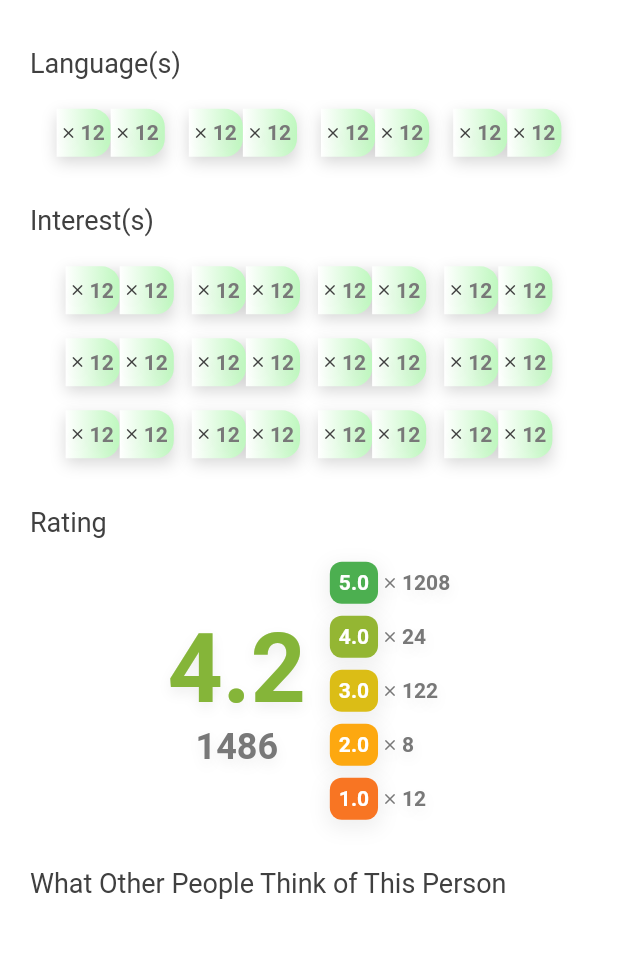
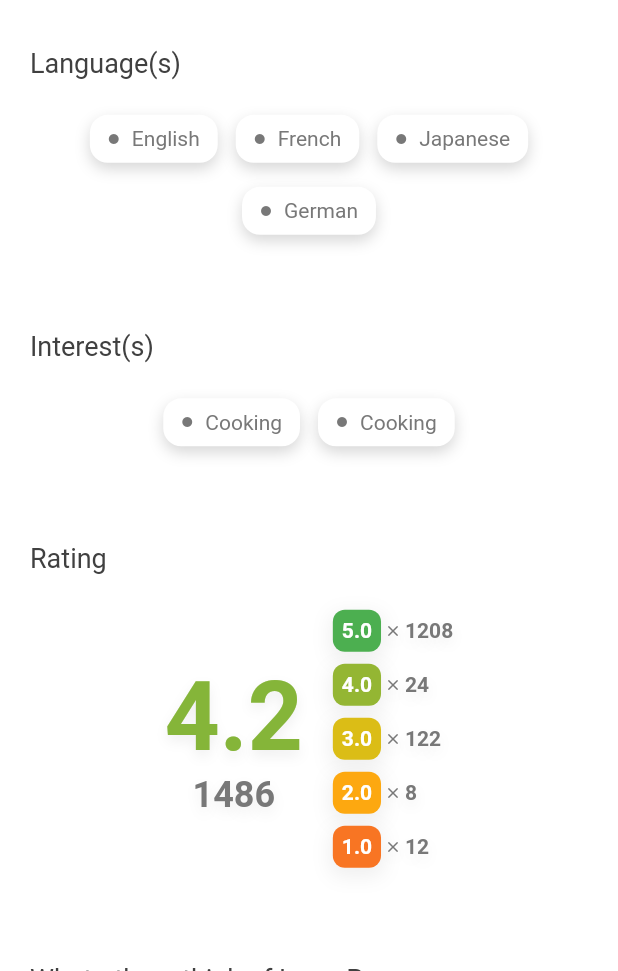
Before and after one commit to bryan-ilman-2002/polkatalk, a Flutter app: the ProfileModal widget shown alone on an empty page, opened directly, on a phone screen of 412 x 824 dp, the part 265-1236 px from its top. Run offline on Flutter 3.47's test engine with Material 2 defaults, Android fonts, the phone set to English and light mode, and no system bars; our stand-ins replace flutter_riverpod; missing offline and left inert: omni_datetime_picker; Roboto replaces fonts that are missing (Mukta).

Commit message:
profile modal improvements

```diff
--- /dev/null
+++ b/lib/enums/opinion.dart
@@ -0,0 +1,20 @@
+enum Opinion {
+  good,
+  neutral,
+  bad,
+}
+
+extension OpinionExtension on Opinion {
+  String get string {
+    switch (this) {
+      case Opinion.good:
+        return 'good';
+      case Opinion.neutral:
+        return 'neutral';
+      case Opinion.bad:
+        return 'bad';
+      default:
+        return '';
+    }
+  }
+}
--- a/lib/functions/getters/app_colors.dart
+++ b/lib/functions/getters/app_colors.dart
@@ -8,3 +8,7 @@ Color get primaryAppColor => const Color.fromRGBO(100, 180, 100, 4);
 Color get secondaryAppColor => const Color.fromRGBO(64, 160, 72, 4);
 
 Color get tenseColor => const Color.fromARGB(255, 180, 4, 4);
+
+Color get greenForRating => const Color.fromARGB(250, 190, 248, 190);
+Color get yellowForRating => const Color.fromARGB(248, 255, 215, 166);
+Color get redForRating => const Color.fromARGB(248, 255, 190, 190);
--- /dev/null
+++ b/lib/functions/getters/opinion_design.dart
@@ -0,0 +1,41 @@
+import 'package:flutter/material.dart';
+import 'package:polkatalk/functions/getters/app_colors.dart';
+
+IconData getOpinionIcon(String opinion) {
+  switch (opinion.toString().toLowerCase().trim()) {
+    case 'good':
+      return Icons.thumb_up_rounded;
+    case 'neutral':
+      return Icons.horizontal_rule_rounded;
+    case 'bad':
+      return Icons.thumb_down_rounded;
+    default:
+      return Icons.circle;
+  }
+}
+
+Color getOpinionColor(String opinion) {
+  switch (opinion.toString().toLowerCase().trim()) {
+    case 'good':
+      return Colors.green;
+    case 'neutral':
+      return Colors.amber;
+    case 'bad':
+      return Colors.red;
+    default:
+      return moderateGray;
+  }
+}
+
+Color getOpinionShadow(String opinion) {
+  switch (opinion.toString().toLowerCase().trim()) {
+    case 'good':
+      return greenForRating;
+    case 'neutral':
+      return yellowForRating;
+    case 'bad':
+      return redForRating;
+    default:
+      return moderateGray;
+  }
+}
--- a/lib/widgets/modals/profile_modal.dart
+++ b/lib/widgets/modals/profile_modal.dart
@@ -1,4 +1,5 @@
 import 'package:flutter/material.dart';
+import 'package:polkatalk/enums/opinion.dart';
 import 'package:polkatalk/functions/getters/app_colors.dart';
 import 'package:polkatalk/functions/getters/green_shadow.dart';
 import 'package:polkatalk/functions/getters/heavy_shadow.dart';
@@ -140,13 +141,14 @@ class ProfileModal extends StatelessWidget {
                           ),
                         ),
                         const SizedBox(
-                          height: 20,
+                          height: 24,
                         ),
                         const Row(
                           children: [
                             Expanded(
                               child: TagBoard(
                                 horizontalAlignment: WrapAlignment.center,
+                                horizontalSpacing: 12,
                                 prints: [
                                   'English',
                                   'French',
@@ -158,7 +160,7 @@ class ProfileModal extends StatelessWidget {
                           ],
                         ),
                         const SizedBox(
-                          height: 32,
+                          height: 64,
                         ),
                         Text(
                           'Interest(s)',
@@ -168,7 +170,7 @@ class ProfileModal extends StatelessWidget {
                           ),
                         ),
                         const SizedBox(
-                          height: 20,
+                          height: 24,
                         ),
                         const Row(
                           children: [
@@ -177,36 +179,25 @@ class ProfileModal extends StatelessWidget {
                                 horizontalAlignment: WrapAlignment.center,
                                 horizontalSpacing: 12,
                                 prints: [
-                                  'Cakap',
-                                  'Sopan',
-                                  'horny',
-                                  'Banyak Ngomong',
                                   'Cooking',
-                                  'Cakap',
-                                  'Sopan',
-                                  'horny',
-                                  'Banyak Ngomong',
                                   'Cooking',
-                                  'Hello',
-                                  'Java',
                                 ],
                               ),
                             ),
                           ],
                         ),
                         const SizedBox(
-                          height: 32,
+                          height: 64,
                         ),
                         Text(
                           'Rating',
-                          maxLines: 2,
                           style: TextStyle(
                             fontSize: 18,
                             color: heavyGray,
                           ),
                         ),
                         const SizedBox(
-                          height: 16,
+                          height: 24,
                         ),
                         Row(
                           mainAxisAlignment: MainAxisAlignment.center,
@@ -237,7 +228,7 @@ class ProfileModal extends StatelessWidget {
                               ],
                             ),
                             const SizedBox(
-                              width: 16,
+                              width: 20,
                             ),
                             Column(
                               crossAxisAlignment: CrossAxisAlignment.start,
@@ -409,24 +400,46 @@ class ProfileModal extends StatelessWidget {
                           ],
                         ),
                         const SizedBox(
-                          height: 32,
+                          height: 64,
                         ),
                         Text(
-                          'What Other People Think of This Person',
-                          maxLines: 2,
-                          textHeightBehavior: const TextHeightBehavior(
-                            applyHeightToFirstAscent: false,
-                          ),
+                          'What others think of Larry Page',
                           style: TextStyle(
-                            height: 1.2,
                             fontSize: 18,
                             color: heavyGray,
                           ),
                         ),
                         const SizedBox(
-                          height: 16,
+                          height: 24,
                         ),
-                        const TagBoard(),
+                        Row(
+                          children: [
+                            Expanded(
+                              child: TagBoard(
+                                containsOpinion: true,
+                                horizontalSpacing: 12,
+                                prints: [
+                                  [Opinion.good.string, 'cute', 24],
+                                  [Opinion.neutral.string, 'talkative', 102],
+                                  [Opinion.bad.string, 'horny', 102],
+                                ],
+                              ),
+                            ),
+                          ],
+                        ),
+                        const SizedBox(
+                          height: 64,
+                        ),
+                        Text(
+                          'Social Media Links',
+                          style: TextStyle(
+                            fontSize: 18,
+                            color: heavyGray,
+                          ),
+                        ),
+                        const SizedBox(
+                          height: 24,
+                        ),
                       ],
                     ),
                   ),
--- a/lib/widgets/tag.dart
+++ b/lib/widgets/tag.dart
@@ -3,18 +3,22 @@ import 'package:polkatalk/enums/direction.dart';
 import 'package:polkatalk/functions/getters/app_colors.dart';
 import 'package:polkatalk/functions/getters/heavy_shadow.dart';
 import 'package:polkatalk/functions/getters/light_shadow.dart';
+import 'package:polkatalk/functions/getters/opinion_design.dart';
 
 class Tag extends StatelessWidget {
-  final String print;
+  final print;
+  final bool containsOpinion;
 
   const Tag({
     super.key,
     required this.print,
+    this.containsOpinion = false,
   });
 
   @override
   Widget build(BuildContext context) {
-    return Container(
+    return containsOpinion
+        ? Container(
             decoration: BoxDecoration(
               boxShadow: [
                 heavyShadow,
@@ -27,12 +31,43 @@ class Tag extends StatelessWidget {
                 _buttonBuilder(Direction.right),
               ],
             ),
+          )
+        : Container(
+            padding: const EdgeInsets.all(8),
+            decoration: BoxDecoration(
+              color: Colors.white,
+              borderRadius: BorderRadius.circular(12),
+              boxShadow: [
+                heavyShadow,
+              ],
+            ),
+            child: Row(
+              mainAxisSize: MainAxisSize.min,
+              children: [
+                Padding(
+                  padding: const EdgeInsets.symmetric(horizontal: 4),
+                  child: Icon(
+                    Icons.circle,
+                    size: 8,
+                    color: moderateGray,
+                  ),
+                ),
+                const SizedBox(
+                  width: 4,
+                ),
+                Text(
+                  print,
+                ),
+                const SizedBox(
+                  width: 4,
+                ),
+              ],
+            ),
           );
   }
 
   Widget _buttonBuilder(Direction value) {
     bool eitherLeftOrRight() => value == Direction.left;
-    // color:  const Color.fromARGB(255, 214, 244, 215),
 
     return eitherLeftOrRight()
         ? Container(
@@ -50,23 +85,23 @@ class Tag extends StatelessWidget {
               mainAxisSize: MainAxisSize.min,
               children: [
                 const SizedBox(
-                  width: 4,
+                  width: 8,
                 ),
                 Text(
-                  String.fromCharCode(Icons.check_rounded.codePoint),
+                  String.fromCharCode(getOpinionIcon(print[0]).codePoint),
                   style: TextStyle(
                     inherit: false,
-                    color: primaryAppColor,
+                    color: getOpinionColor(print[0]),
                     fontSize: 12,
                     fontWeight: FontWeight.w800,
-                    fontFamily: Icons.check_rounded.fontFamily,
+                    fontFamily: getOpinionIcon(print[0]).fontFamily,
                   ),
                 ),
                 const SizedBox(
                   width: 4,
                 ),
                 Text(
-                  print,
+                  print[1].toString(),
                 ),
                 const SizedBox(
                   width: 2,
@@ -78,16 +113,16 @@ class Tag extends StatelessWidget {
             padding: const EdgeInsets.symmetric(
               vertical: 8,
             ),
-            decoration: const BoxDecoration(
+            decoration: BoxDecoration(
               gradient: LinearGradient(
                 begin: Alignment.centerLeft,
                 end: Alignment.centerRight,
                 colors: [
                   Colors.white,
-                  Color.fromARGB(251, 190, 248, 190),
+                  getOpinionShadow(print[0]),
                 ],
               ),
-              borderRadius: BorderRadius.only(
+              borderRadius: const BorderRadius.only(
                 topRight: Radius.circular(12),
                 bottomRight: Radius.circular(12),
               ),
@@ -98,17 +133,22 @@ class Tag extends StatelessWidget {
                 const SizedBox(
                   width: 2,
                 ),
-                Icon(
-                  Icons.close_rounded,
-                  size: 12,
+                Text(
+                  String.fromCharCode(Icons.close_rounded.codePoint),
+                  style: TextStyle(
+                    inherit: false,
                     color: heavyGray,
                     shadows: [lightShadow],
+                    fontSize: 12,
+                    fontWeight: FontWeight.w800,
+                    fontFamily: Icons.close_rounded.fontFamily,
+                  ),
                 ),
                 const SizedBox(
                   width: 2,
                 ),
                 Text(
-                  '12',
+                  print[2].toString(),
                   style: TextStyle(
                     fontWeight: FontWeight.bold,
                     shadows: [
@@ -117,71 +157,10 @@ class Tag extends StatelessWidget {
                   ),
                 ),
                 const SizedBox(
-                  width: 4,
+                  width: 8,
                 ),
               ],
             ),
           );
   }
-
-  // return Row(
-  //   mainAxisSize: MainAxisSize.min,
-  //   children: [
-  //     Container(
-  //       padding: const EdgeInsets.all(8),
-  //       decoration: BoxDecoration(
-  //         color: Colors.white,
-  //         borderRadius: BorderRadius.circular(12),
-  //         boxShadow: [
-  //           heavyShadow,
-  //         ],
-  //       ),
-  //       child: Row(
-  //         mainAxisSize: MainAxisSize.min,
-  //         children: [
-  //           Padding(
-  //             padding: const EdgeInsets.symmetric(horizontal: 4),
-  //             child: Text(
-  //               String.fromCharCode(Icons.check_rounded.codePoint),
-  //               style: TextStyle(
-  //                 inherit: false,
-  //                 color: primaryAppColor,
-  //                 fontSize: 12,
-  //                 fontWeight: FontWeight.w800,
-  //                 fontFamily: Icons.check_rounded.fontFamily,
-  //               ),
-  //             ),
-  //           ),
-  //           // const SizedBox(
-  //           //   width: 4,
-  //           // ),
-  //           Text(
-  //             print,
-  //           ),
-  //           const SizedBox(
-  //             width: 4,
-  //           ),
-  //         ],
-  //       ),
-  //     ),
-  //     Icon(
-  //       Icons.close_rounded,
-  //       size: 12,
-  //       color: moderateGray,
-  //       shadows: [lightShadow],
-  //     ),
-  //     const SizedBox(
-  //       width: 2,
-  //     ),
-  //     Text(
-  //       '12',
-  //       style: TextStyle(
-  //         fontWeight: FontWeight.bold,
-  //         shadows: [
-  //           lightShadow,
-  //         ],
-  //       ),
-  //     ),
-  //   ],
-  // );
 }
--- a/lib/widgets/tag_board.dart
+++ b/lib/widgets/tag_board.dart
@@ -3,7 +3,8 @@ import 'package:flutter_riverpod/flutter_riverpod.dart';
 import 'package:polkatalk/widgets/tag.dart';
 
 class TagBoard extends ConsumerStatefulWidget {
-  final List<String>? prints;
+  final List? prints;
+  final bool containsOpinion;
   final WrapAlignment horizontalAlignment;
   final WrapAlignment verticalAlignment;
   final double horizontalSpacing;
@@ -12,6 +13,7 @@ class TagBoard extends ConsumerStatefulWidget {
   const TagBoard({
     super.key,
     this.prints,
+    this.containsOpinion = false,
     this.horizontalAlignment = WrapAlignment.center,
     this.verticalAlignment = WrapAlignment.center,
     this.horizontalSpacing = 16,
@@ -32,6 +34,7 @@ class _TagBoardState extends ConsumerState<TagBoard> {
         children.add(
           Tag(
             print: widget.prints![index],
+            containsOpinion: widget.containsOpinion,
           ),
         );
       }
```
Lines whose indentation alone changed are shown as unchanged.
